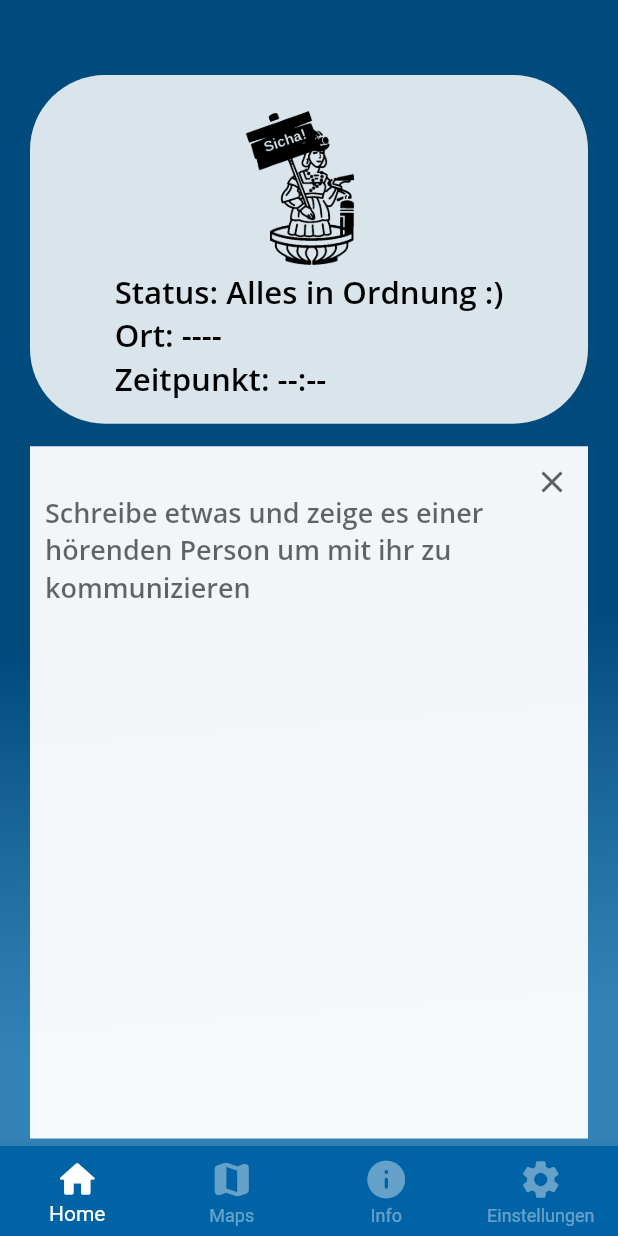
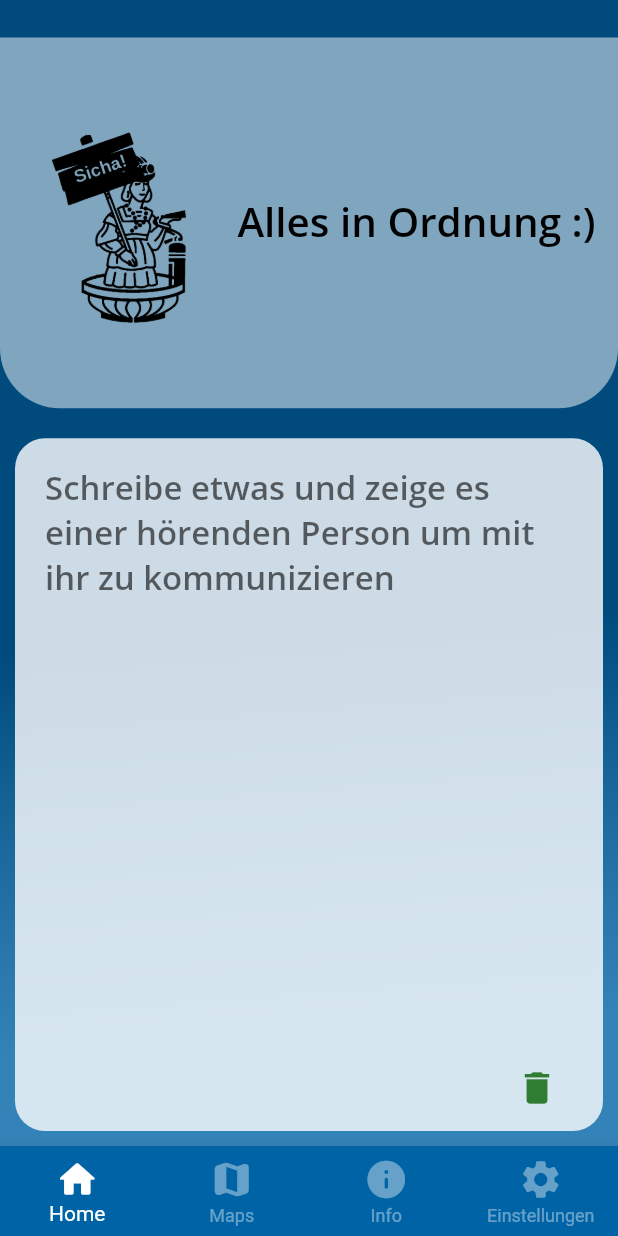
Before and after one commit to JINL020/flutter-app-group-project, a Flutter app: the screen it shows after launch, on a phone screen of 412 x 824 dp. Run offline on Flutter 3.47's test engine with Material 2 defaults, Android fonts, the phone set to English and light mode, and no system bars; our stand-ins replace flutter_local_notifications, logger, vibration, webview_flutter; missing offline and left inert: flashlight.

Commit message:
updated home page

```diff
--- a/lib/config/colors.dart
+++ b/lib/config/colors.dart
@@ -1,9 +1,9 @@
 import 'package:flutter/material.dart';
 
 class AppColors {
-  static Color statusBoxWhite = Colors.white.withOpacity(0.85);
-  static Color textFieldWhite = Colors.white.withOpacity(0.95);
   static Color backgroundRed = Color(0xFFA71C49);
   static Color backgroundBlue = Color(0xFF0063A6);
-  static Color primaryWhite = Colors.indigo[100];
+  static Color statusBoxWhite = Colors.white.withOpacity(0.5);
+  static Color textFieldWhite = Colors.white.withOpacity(0.97);
+  static Color textBoxWhite = Colors.white.withOpacity(0.85);
 }
--- a/lib/home_page/home_page.dart
+++ b/lib/home_page/home_page.dart
@@ -1,39 +1,48 @@
 import 'package:flutter/material.dart';
-import 'package:hci_m3_app/config/phone_size.dart';
-
+import 'package:hci_m3_app/home_page/text_field_widget.dart';
 import 'package:hci_m3_app/model/alarm_settings.dart';
 import 'package:hci_m3_app/home_page/status_box.dart';
-import 'package:hci_m3_app/home_page/text_field_widget.dart';
 import 'package:logger/logger.dart';
 import 'package:provider/provider.dart';
 
 class HomePage extends StatelessWidget {
-  final myController = TextEditingController();
+  HomePage({Key key}) : super(key: key);
+
   @override
   Widget build(BuildContext context) {
     final isAlarm = Provider.of<AlarmSettings>(context).isAlarm;
     var logger = Logger();
     logger.d(isAlarm);
-    return Scaffold(
-      resizeToAvoidBottomInset: false,
-      body: Column(
-        children: [
-          if (PhoneSize.getKeyboard(context) == 0)
-            Padding(
-                padding: EdgeInsets.fromLTRB(20, 50, 20, 10),
-                child: isAlarm ? fireStatusBox() : noFireStatusBox()),
-          if (PhoneSize.getKeyboard(context) != 0) SizedBox(height: 40),
-          Expanded(
-            child: Padding(
-                padding: EdgeInsets.fromLTRB(20, 5, 20, 5),
-                child: TextFieldWidget()),
-          ),
-        ],
+    return SafeArea(
+      child: Scaffold(
+        resizeToAvoidBottomInset: false,
+        body: ListView(
+          //physics: NeverScrollableScrollPhysics(),
+          children: [
+            TextFieldWidget(),
+            SizedBox(height: 10),
+            isAlarm
+                ? StatusBox(
+                    isAlarm: isAlarm,
+                    message: "Feueralarm!",
+                    timeStamp: "00:00",
+                    fireLocation: "Locaation",
+                  )
+                : StatusBox(
+                    isAlarm: isAlarm,
+                    message: "Alles in Ordnung :)",
+                    timeStamp: "--:--",
+                    fireLocation: "----",
+                  ),
+          ],
+          reverse: true,
+        ),
       ),
     );
   }
 }
 
+/*
 Widget fireStatusBox() {
   return StatusBox(
     isAlarm: true,
@@ -52,3 +61,4 @@ Widget noFireStatusBox() {
     place: "----",
   );
 }
+*/
--- a/lib/home_page/status_box.dart
+++ b/lib/home_page/status_box.dart
@@ -1,42 +1,49 @@
 import 'package:flutter/material.dart';
 import 'package:hci_m3_app/config/colors.dart';
+import 'package:hci_m3_app/config/phone_size.dart';
 import 'package:hci_m3_app/config/style.dart';
 
 class StatusBox extends StatelessWidget {
   final bool isAlarm;
-  final String alarmStatus;
+  final String message;
   final String timeStamp;
-  final String place;
+  final String fireLocation;
   const StatusBox(
       {Key key,
       @required this.isAlarm,
-      @required this.alarmStatus,
+      @required this.message,
       @required this.timeStamp,
-      @required this.place})
+      @required this.fireLocation})
       : super(key: key);
 
   @override
   Widget build(BuildContext context) {
-    // container sizes itself to it's child
-    //column takes as much space as possible
-    //Text takes as much space as possible
-    // margin is the empty space surrounding the widget
-    // padding is the space between child and boundary
-    return AspectRatio(
-      aspectRatio: 16 / 10,
-      child: Container(
-        padding: EdgeInsets.all(15.0),
+    return Container(
+      padding: EdgeInsets.all(15),
       decoration: BoxDecoration(
         color: AppColors.statusBoxWhite,
-          shape: BoxShape.rectangle,
-          borderRadius: BorderRadius.circular(50),
+        borderRadius: BorderRadius.vertical(
+          bottom: Radius.circular(40),
         ),
-        width: double.infinity,
-        child: Column(
+      ),
+      height: PhoneSize.getHeight(context) * 0.3,
+      child: Row(
         children: [
           Expanded(
-              flex: 4,
-              child: isAlarm
+            flex: 3,
+            child: getLogo(isAlarm),
+          ),
+          Expanded(
+            flex: 5,
+            child: getStatusInfo(isAlarm),
+          ),
+        ],
+      ),
+    );
+  }
+
+  Widget getLogo(bool isAlarm) {
+    return isAlarm
         ? Image.asset(
             'assets/images/logo_fire.png',
             fit: BoxFit.scaleDown,
@@ -44,51 +51,19 @@ class StatusBox extends StatelessWidget {
         : Image.asset(
             'assets/images/logo_normal.png',
             fit: BoxFit.scaleDown,
-                    ),
-            ),
-            Expanded(
-              flex: 3,
-              child: FittedBox(
+          );
+  }
+
+  Widget getStatusInfo(bool isAlarm) {
+    var textStyle = Heading2Black;
+    return FittedBox(
       child: Column(
         crossAxisAlignment: CrossAxisAlignment.start,
         children: [
-                    /*
-                    RichText(
-                      text: TextSpan(
-                          text: "Status: ",
-                          style: Heading2TextStyle,
-                          children: <TextSpan>[
-                            TextSpan(text: "$alarmStatus", style: BodyTextStyle)
-                          ]),
-                    ),
-                    RichText(
-                      text: TextSpan(
-                          text: "Ort: ",
-                          style: Heading2TextStyle,
-                          children: <TextSpan>[
-                            TextSpan(text: "$place", style: BodyTextStyle)
-                          ]),
-                    ),
-                    RichText(
-                      text: TextSpan(
-                          text: "Zeitpunkt: ",
-                          style: Heading2TextStyle,
-                          children: <TextSpan>[
-                            TextSpan(text: "$timeStamp", style: BodyTextStyle)
-                          ]),
-                    ),*/
-                    Text("Status: $alarmStatus", style: Heading2Black),
-                    Text("Ort: $place", style: Heading2Black),
-                    Text(
-                      "Zeitpunkt: $timeStamp",
-                      style: Heading2Black,
-                    ),
+          Text(message, style: textStyle),
+          if (isAlarm) Text("Ort: " + fireLocation, style: textStyle),
+          if (isAlarm) Text("Zeit" + timeStamp, style: textStyle),
         ],
-                ),
-              ),
-            ),
-          ],
-        ),
       ),
     );
   }
--- a/lib/home_page/text_field_widget.dart
+++ b/lib/home_page/text_field_widget.dart
@@ -1,5 +1,5 @@
 import 'package:flutter/material.dart';
-import 'package:hci_m3_app/config/colors.dart';
+import 'package:hci_m3_app/config/phone_size.dart';
 import 'package:hci_m3_app/config/style.dart';
 
 class TextFieldWidget extends StatefulWidget {
@@ -9,51 +9,53 @@ class TextFieldWidget extends StatefulWidget {
 
 class _TextFieldWidgetState extends State<TextFieldWidget>
     with AutomaticKeepAliveClientMixin {
-  final myController = TextEditingController();
+  final textController = TextEditingController();
 
   @override
   void dispose() {
-    myController.dispose();
+    textController.dispose();
     super.dispose();
   }
 
   @override
   Widget build(BuildContext context) {
     super.build(context);
-    return Stack(
+    return Container(
+      margin: EdgeInsets.all(10),
+      padding: EdgeInsets.symmetric(horizontal: 20, vertical: 5),
+      decoration: BoxDecoration(
+        color: Colors.white.withOpacity(0.8),
+        borderRadius: BorderRadius.all(Radius.circular(20)),
+      ),
+      //-115 is the bottom navbar
+      height: (PhoneSize.getHeight(context) * 0.7) - 115,
+      child: Stack(
         children: [
-        Container(
-          padding: EdgeInsets.symmetric(horizontal: 10, vertical: 0),
-          decoration: BoxDecoration(
-            color: AppColors.textFieldWhite,
-          ),
-          child: Container(
-            margin: EdgeInsets.fromLTRB(0, 20, 0, 0),
-            child: TextField(
-              style: Heading2Black,
+          TextField(
+            style: Heading1Black,
             textInputAction: TextInputAction.done,
             keyboardType: TextInputType.multiline,
             maxLines: null,
             expands: true,
-              controller: myController,
+            controller: textController,
             decoration: InputDecoration(
+              border: InputBorder.none,
               hintMaxLines: 10,
               hintText:
                   "Schreibe etwas und zeige es einer hörenden Person um mit ihr zu kommunizieren",
-                border: InputBorder.none,
-              ),
-            ),
             ),
           ),
           Align(
-          alignment: Alignment.topRight,
+            alignment: Alignment.bottomRight,
             child: IconButton(
-            icon: Icon(Icons.close),
-            onPressed: () => myController.clear(),
-            color: Colors.grey[700],
+              icon: Icon(Icons.delete),
+              iconSize: 28,
+              onPressed: () => textController.clear(),
+              color: Colors.green[800],
             ),
           )
         ],
+      ),
     );
   }
 
```
Lines whose indentation alone changed are shown as unchanged.
